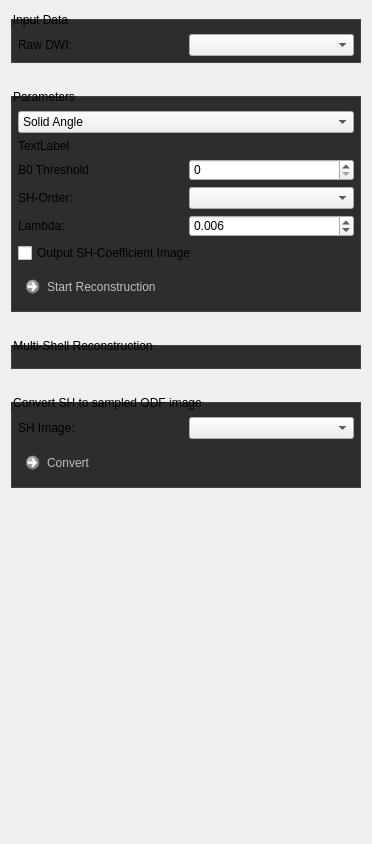
Above: Plugins/org.mitk.gui.qt.diffusionimaging.reconstruction/src/internal/QmitkQBallReconstructionViewControls.ui from MITK/MITK before the change. Below: the same form after it.
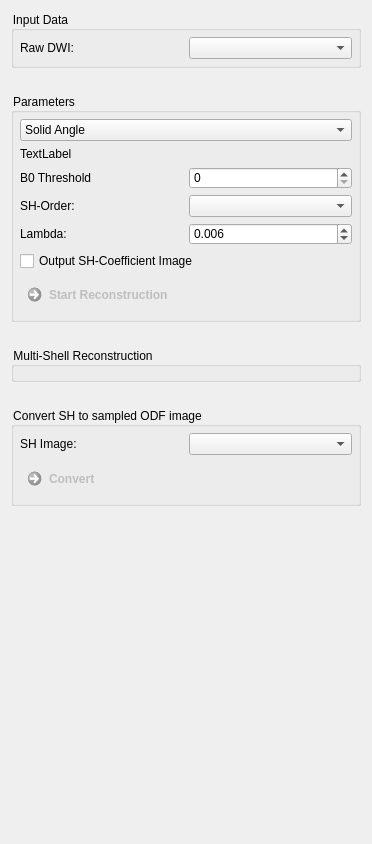
That is the form after the change. Custom widgets are drawn as their Qt base class.

```diff
--- a/Plugins/org.mitk.gui.qt.diffusionimaging.reconstruction/src/internal/QmitkQBallReconstructionViewControls.ui
+++ b/Plugins/org.mitk.gui.qt.diffusionimaging.reconstruction/src/internal/QmitkQBallReconstructionViewControls.ui
@@ -24,7 +24,7 @@
   </property>
   <property name="styleSheet">
    <string>QCommandLinkButton {
-  font-weight: normal;
+  font-weight: lighter;
 }
 
 QCommandLinkButton:disabled {
@@ -33,7 +33,6 @@
 }
 
 QToolBox::tab {
-  border: 1px solid #434346;
   font-weight: bold;
 }
 
@@ -43,20 +42,15 @@
 }
 
 QToolBox::tab:selected {
-  background-color: #1c97ea;
-  border: 1px solid #1c97ea;
   font-weight: bold;
 }
 
 QGroupBox {
-  border: 1px solid #434346;
-  background-color: #2d2d30;
-  margin-top: 8px;
-  padding-top: 8px;
+  background-color: transparent;
 }
 
 QGroupBox, QGroupBox:disabled {
-  background-color: #2d2d30;
+  background-color: transparent;
 }</string>
   </property>
   <layout class="QGridLayout" name="gridLayout_4">
```
Left out of the diff: 1 changed line with no effect on the pictures.
